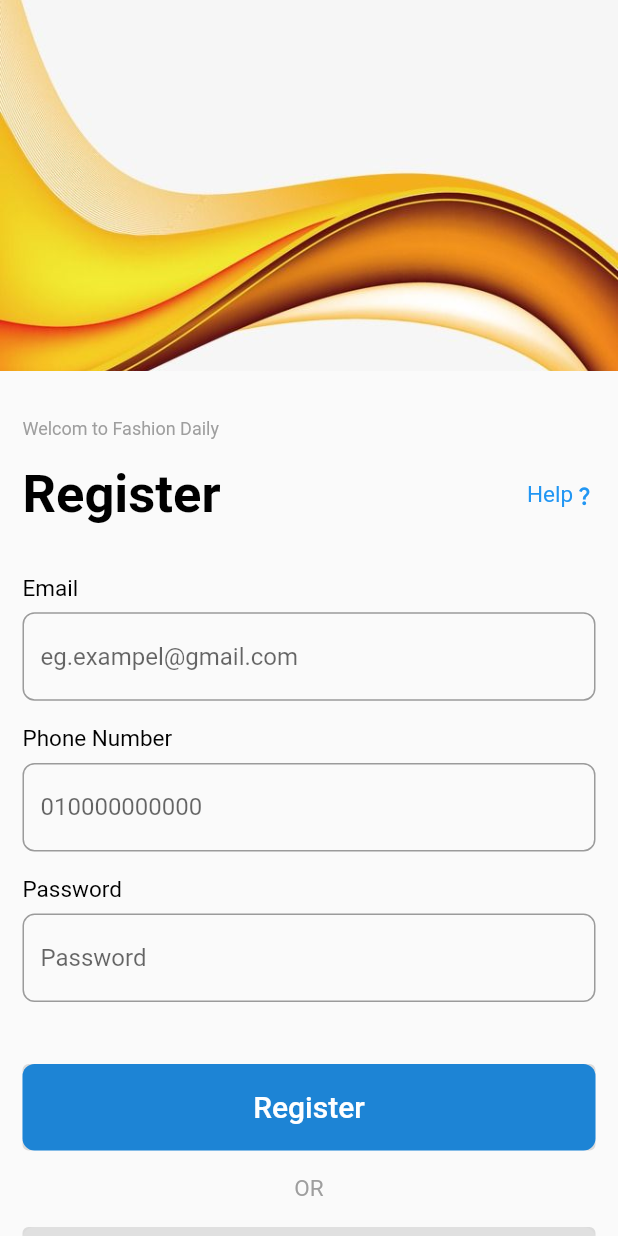
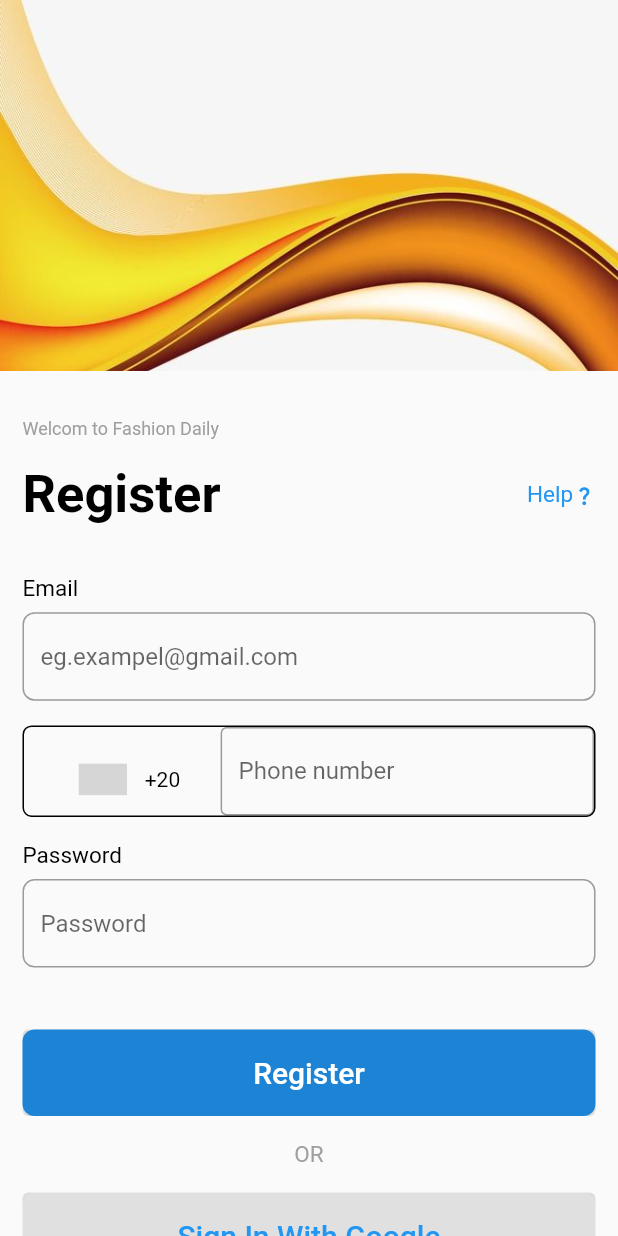
Before and after one commit to atharhasan/Task1_Algoriza, a Flutter app: the RegisterScreen screen opened directly, on a phone screen of 412 x 824 dp. Run offline on Flutter 3.47's test engine with Material 2 defaults, Android fonts, the phone set to English and light mode, and no system bars; drawn by our look-alikes of intl_phone_number_input; grey boxes are pictures that could not be loaded.

Commit message:
phone picker commit

```diff
--- a/lib/screens/login_screen.dart
+++ b/lib/screens/login_screen.dart
@@ -6,6 +6,7 @@
 import 'package:task1_algoriza/widgets/custom_btn.dart';
 import 'package:task1_algoriza/widgets/custom_text.dart';
 import 'package:task1_algoriza/widgets/custom_txt_form.dart';
+import 'package:task1_algoriza/widgets/phone_form.dart';
 
 class LoginScreen extends StatelessWidget {
   const LoginScreen({Key? key}) : super(key: key);
@@ -68,10 +69,7 @@
                   SizedBox(
                     height: height * 0.04,
                   ),
-                  const CustomTxtForm(
-                      txt: 'Phone Number',
-                      hint: '010000000000',
-                      errorMsg: 'Please Enter Your Phone Number'),
+                  PhoneForm(),
                   SizedBox(height: height * 0.05),
                   const CustomBtn(
                     txt: 'Sign In',
--- a/lib/screens/register_screen.dart
+++ b/lib/screens/register_screen.dart
@@ -3,6 +3,7 @@
 import 'package:task1_algoriza/widgets/custom_btn.dart';
 import 'package:task1_algoriza/widgets/custom_text.dart';
 import 'package:task1_algoriza/widgets/custom_txt_form.dart';
+import 'package:task1_algoriza/widgets/phone_form.dart';
 
 class RegisterScreen extends StatelessWidget {
   const RegisterScreen({Key? key}) : super(key: key);
@@ -73,10 +74,7 @@
                   SizedBox(
                     height: height * 0.02,
                   ),
-                  const CustomTxtForm(
-                      txt: 'Phone Number',
-                      hint: '010000000000',
-                      errorMsg: 'Please Enter Your Phone Number'),
+                  PhoneForm(),
                   SizedBox(
                     height: height * 0.02,
                   ),
--- /dev/null
+++ b/lib/widgets/phone_form.dart
@@ -0,0 +1,45 @@
+import 'package:flutter/material.dart';
+import 'package:intl_phone_number_input/intl_phone_number_input.dart';
+
+class PhoneForm extends StatelessWidget {
+  PhoneForm({Key? key}) : super(key: key);
+
+  PhoneNumber driverNumber = PhoneNumber(isoCode: 'EG');
+  String phoneNumber = "";
+
+  @override
+  Widget build(BuildContext context) {
+    double height = MediaQuery.of(context).size.height;
+    return Row(children: [
+      Expanded(
+        child: Container(
+          decoration: BoxDecoration(
+              border: Border.all(color: Colors.black),
+              borderRadius: const BorderRadius.all(Radius.circular(6.0))),
+          child: Container(
+            padding: EdgeInsets.only(
+              left: height * 0.02,
+            ),
+            child: InternationalPhoneNumberInput(
+              onInputChanged: (PhoneNumber number) {
+                phoneNumber = number.phoneNumber.toString();
+              },
+              selectorConfig: const SelectorConfig(
+                selectorType: PhoneInputSelectorType.BOTTOM_SHEET,
+              ),
+              ignoreBlank: false,
+              autoValidateMode: AutovalidateMode.disabled,
+              hintText: "Phone number",
+              selectorTextStyle: const TextStyle(color: Colors.black),
+              initialValue: driverNumber,
+              formatInput: false,
+              keyboardType: const TextInputType.numberWithOptions(
+                  signed: true, decimal: true),
+              inputBorder: const OutlineInputBorder(),
+            ),
+          ),
+        ),
+      ),
+    ]);
+  }
+}
```
Also changed, not shown: pubspec.yaml (+5 -16 lines), pubspec.lock.
